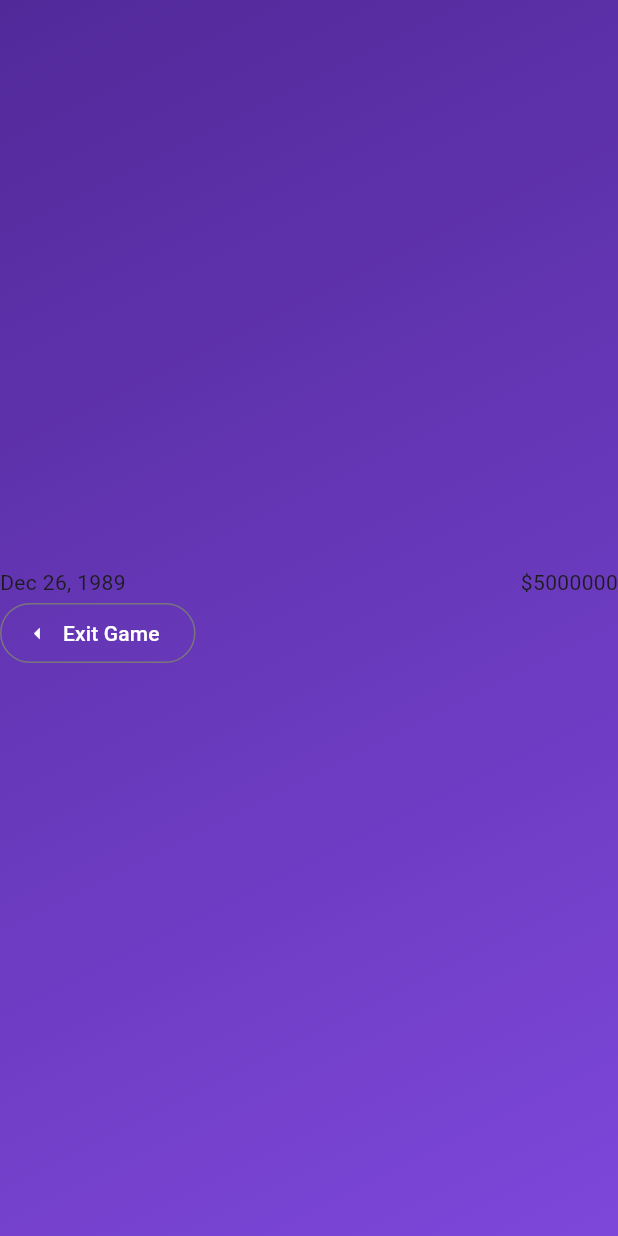
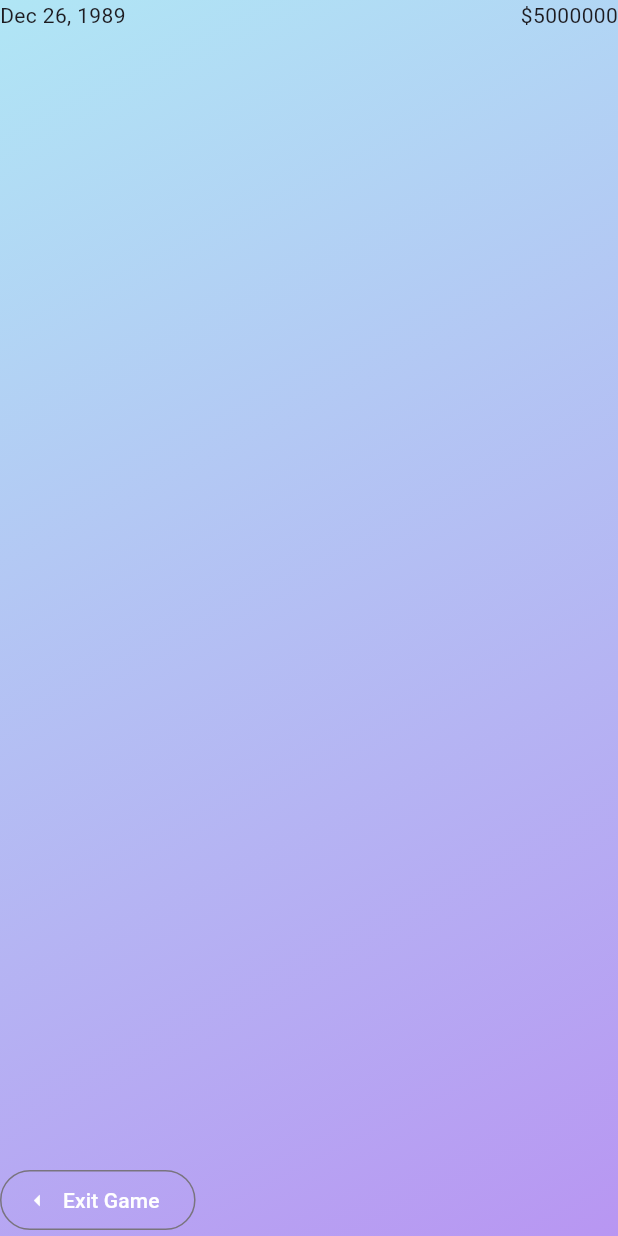
Before and after one commit to ybot1122/movie-mogul-tycoon, a Flutter app: the screen it shows after launch, after a tap on "Start Game!", on a phone screen of 412 x 824 dp. Run offline on Flutter 3.47's test engine with Material 3 defaults, Android fonts, the phone set to English and light mode, and no system bars.

Commit message:
Change bg gradient

```diff
--- a/project/movie_mogul_tycoon/lib/game_screen.dart
+++ b/project/movie_mogul_tycoon/lib/game_screen.dart
@@ -50,6 +50,10 @@ class _GameScreenState extends State<GameScreen> {
               Text(currentMoney),
             ],
           ),
+          const Expanded(
+              child: Row(
+            children: [],
+          )),
           Row(children: [
             OutlinedButton.icon(
               onPressed: exitGame,
--- a/project/movie_mogul_tycoon/lib/main.dart
+++ b/project/movie_mogul_tycoon/lib/main.dart
@@ -47,8 +47,8 @@ class _ScreenManagerState extends State<_ScreenManager> {
         body: Container(
             decoration: const BoxDecoration(
               gradient: LinearGradient(colors: [
-                Color.fromARGB(255, 82, 41, 153),
-                Color.fromARGB(255, 125, 71, 218)
+                Color.fromARGB(255, 176, 230, 245),
+                Color.fromARGB(255, 184, 150, 242)
               ], begin: Alignment.topLeft, end: Alignment.bottomRight),
             ),
             child: screenWidget),
--- a/project/movie_mogul_tycoon/lib/start_screen.dart
+++ b/project/movie_mogul_tycoon/lib/start_screen.dart
@@ -14,7 +14,7 @@ class StartScreen extends StatelessWidget {
           const Text(
             "Movie Mogul Tycoon!",
             style: TextStyle(
-              color: Colors.white,
+              color: Colors.black,
               fontSize: 24,
             ),
           ),
@@ -24,7 +24,7 @@ class StartScreen extends StatelessWidget {
               startGame();
             },
             style: OutlinedButton.styleFrom(
-              foregroundColor: Colors.white,
+              foregroundColor: Colors.black,
             ),
             icon: const Icon(Icons.arrow_right_alt),
             label: const Text("Start Game!"),
```
